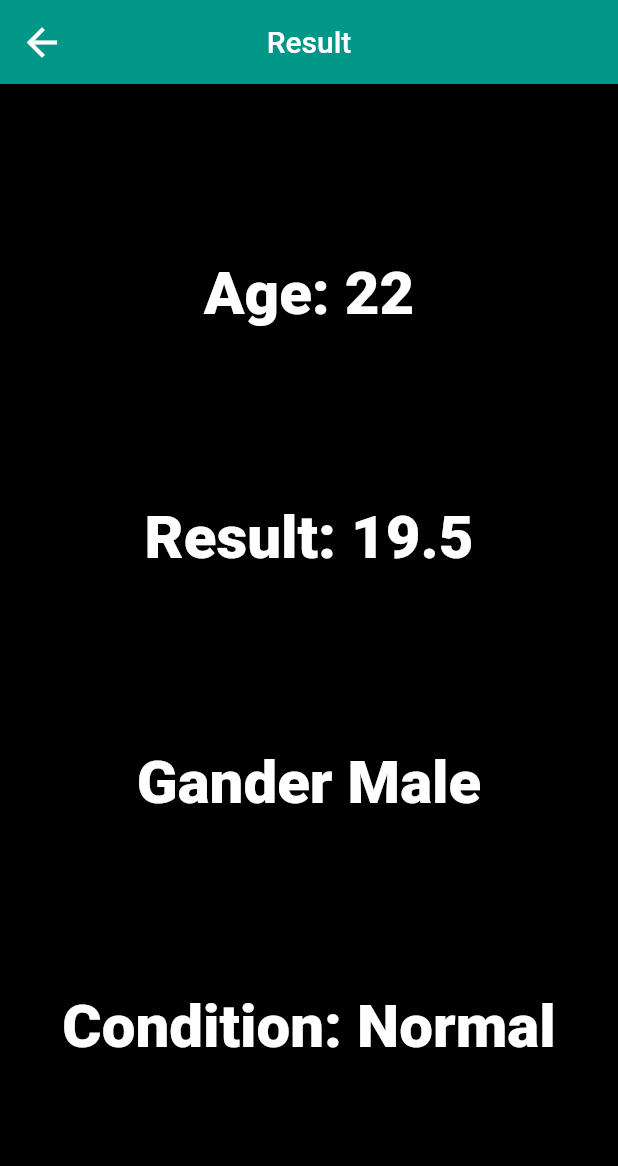
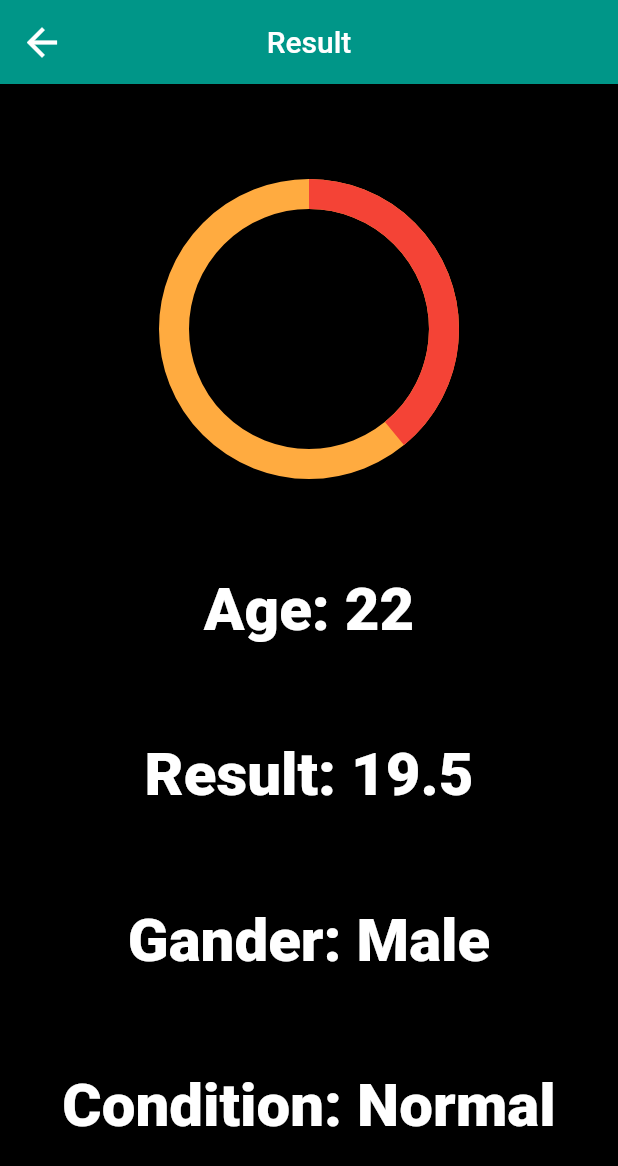
Before and after one commit to swilam202/BMI, a Flutter app: the Result screen opened by its route, on a phone screen of 412 x 824 dp. Shown: the top 1166 px of the screen. Run offline on Flutter 3.47's test engine with Material 2 defaults, Android fonts, the phone set to English and light mode, and no system bars; drawn by our look-alikes of percent_indicator.

```diff
--- a/lib/result.dart
+++ b/lib/result.dart
@@ -1,4 +1,5 @@
 import 'package:flutter/material.dart';
+import 'package:percent_indicator/percent_indicator.dart';
 
 class Result extends StatelessWidget {
   const Result({required this.age, required this.isMale, required this.result});
@@ -33,6 +34,16 @@ class Result extends StatelessWidget {
         child: Column(
           mainAxisAlignment: MainAxisAlignment.spaceEvenly,
           children: [
+            CircularPercentIndicator(
+              radius: 100,
+              lineWidth: 20,
+              percent: result/50,
+              center:  Text("100%"),
+              animation: true,
+              progressColor: Colors.red,
+              animationDuration: 2000,
+              backgroundColor: Colors.orangeAccent,
+            ),
             Text(
               'Age: $age',
               style: Theme.of(context).textTheme.headline3,
@@ -42,7 +53,7 @@ class Result extends StatelessWidget {
               style: Theme.of(context).textTheme.headline3,
             ),
             Text(
-              'Gander ${isMale ? 'Male' : 'Female'}',
+              'Gander: ${isMale ? 'Male' : 'Female'}',
               style: Theme.of(context).textTheme.headline3,
             ),
             Text(
--- a/pubspec.yaml
+++ b/pubspec.yaml
@@ -29,6 +29,7 @@ environment:
 dependencies:
   flutter:
     sdk: flutter
+  percent_indicator: ^4.2.2
 
 
   # The following adds the Cupertino Icons font to your application.
```
Also changed, not shown: pubspec.lock.
